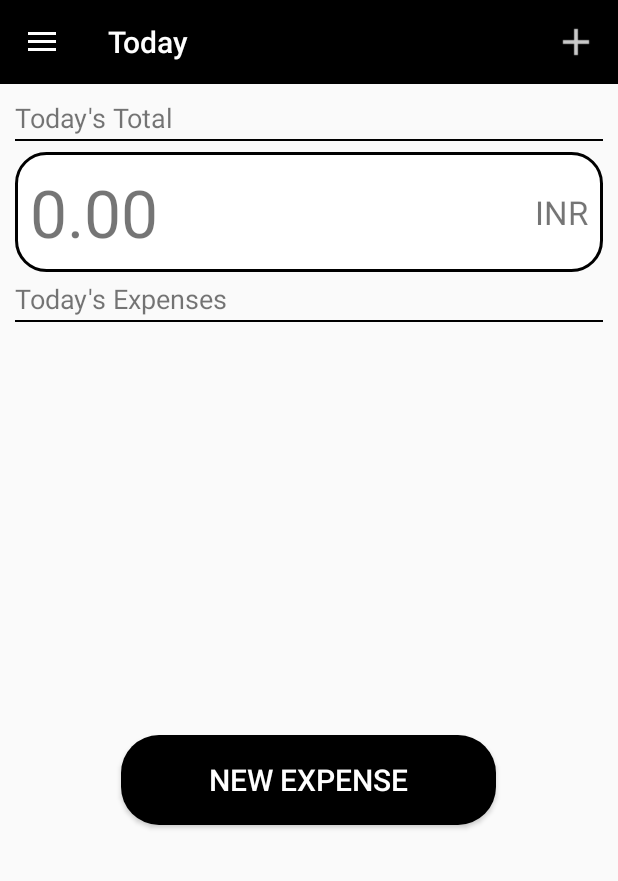
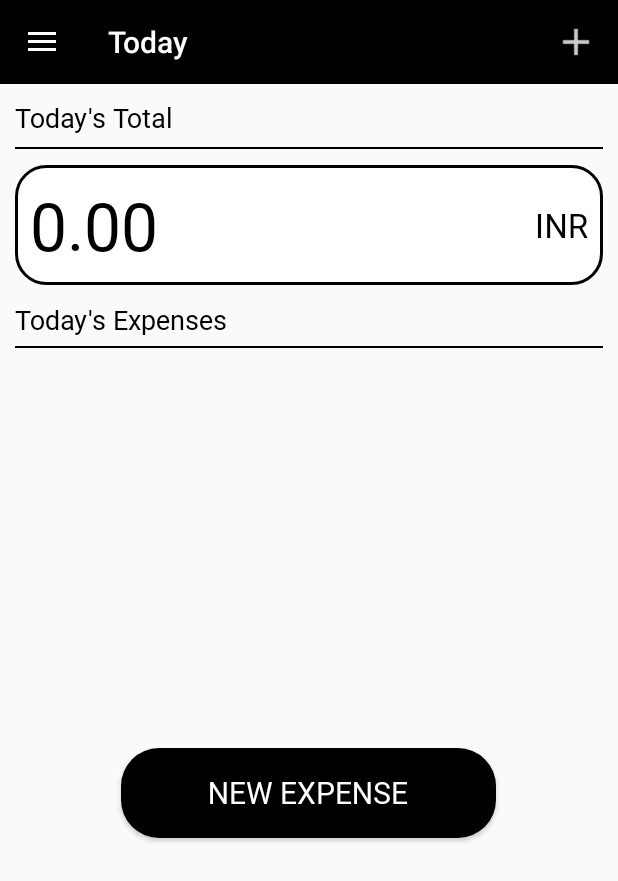
Before and after one commit to sys029/ExpenseManager, an Android app: the screen it shows after launch (MainActivity), on a phone screen of 412 x 824 dp. Shown: the top 881 px of the screen. Run offline under Robolectric (Android 15) with nearby library versions, the phone set to English and light mode, and no system bars; 3 statements that could not run were skipped.

Commit message:
Expense Manager

```diff
--- a/app/src/main/res/layout/category_list_item.xml
+++ b/app/src/main/res/layout/category_list_item.xml
@@ -7,6 +7,8 @@
         android:id="@+id/category_name_list_item"
         android:layout_width="match_parent"
         android:layout_height="wrap_content"
+        android:textColor="@color/colorPrimary"
+        android:fontFamily="@font/poppins_semibold"
         android:layout_alignParentLeft="true"
         android:layout_alignParentStart="true"
         android:padding="10dp"
--- a/app/src/main/res/layout/expense_report_section_header.xml
+++ b/app/src/main/res/layout/expense_report_section_header.xml
@@ -4,6 +4,7 @@
         android:id="@+id/report_expense_header_temp_text_view"
         android:layout_width="match_parent"
         android:layout_height="wrap_content"
+        android:fontFamily="@font/poppins_semibold"
         android:textSize="16sp"
         android:textColor="#ffffff"
         android:background="@color/colorPrimary"
--- a/app/src/main/res/layout/fragment_today.xml
+++ b/app/src/main/res/layout/fragment_today.xml
@@ -16,14 +16,17 @@
             android:layout_marginTop="10dp"
             android:layout_marginLeft="10dp"
             android:layout_marginRight="10dp"
-            android:layout_marginBottom="2dp">
+            android:layout_marginBottom="5dp">
 
             <TextView
                 android:layout_width="match_parent"
                 android:layout_height="wrap_content"
+                android:textColor="@color/colorPrimary"
                 android:layout_marginBottom="2dp"
-                android:textSize="18sp"
-                android:text="@string/today_total" />
+                android:fontFamily="@font/poppins_semibold"
+                android:paddingBottom="5dp"
+                android:text="@string/today_total"
+                android:textSize="18sp" />
 
             <View
                 android:layout_width="match_parent"
@@ -46,6 +49,8 @@
                 android:layout_width="wrap_content"
                 android:layout_height="80dp"
                 android:paddingStart="10dp"
+                android:textColor="@color/colorPrimary"
+                android:fontFamily="@font/poppins_semibold"
                 android:gravity="start|center_vertical"
                 android:textSize="44sp"
                 android:singleLine="true"/>
@@ -54,6 +59,8 @@
                 android:id="@+id/total_expense_currency_text_view"
                 android:layout_width="wrap_content"
                 android:layout_height="80dp"
+                android:fontFamily="@font/poppins_semibold"
+                android:textColor="@color/colorPrimary"
                 android:layout_toEndOf="@id/total_expense_sum_text_view"
                 android:layout_toRightOf="@id/total_expense_sum_text_view"
                 android:gravity="end|center_vertical"
@@ -72,7 +79,7 @@
             android:layout_width="match_parent"
             android:layout_height="wrap_content"
             android:orientation="vertical"
-            android:layout_marginTop="0dp"
+            android:layout_marginTop="5dp"
             android:layout_marginLeft="10dp"
             android:layout_marginRight="10dp"
             android:layout_marginBottom="2dp">
@@ -80,7 +87,9 @@
             <TextView
                 android:layout_width="match_parent"
                 android:layout_height="wrap_content"
-                android:layout_marginBottom="2dp"
+                android:layout_marginBottom="5dp"
+                android:textColor="@color/colorPrimary"
+                android:fontFamily="@font/poppins_semibold"
                 android:textSize="18sp"
                 android:text="@string/today_expenses" />
 
@@ -134,6 +143,7 @@
                 android:layout_width="250dp"
                 android:layout_height="60dp"
                 android:textSize="20dp"
+                android:fontFamily="@font/poppins_semibold"
                 android:textAlignment="center"
                 android:textColor="@color/WhitePrimary"
                 android:background="@drawable/custom_button"
--- a/build.gradle
+++ b/build.gradle
@@ -7,7 +7,7 @@ buildscript {
 
     }
     dependencies {
-        classpath 'com.android.tools.build:gradle:3.5.3'
+        classpath 'com.android.tools.build:gradle:3.6.3'
 
         // NOTE: Do not place your application dependencies here; they belong
         // in the individual module build.gradle files
```
Also changed, not shown: app/src/main/AndroidManifest.xml (+6 -3 lines), app/src/main/res/layout/expense_list_item.xml (+7 -1 lines), app/src/main/res/layout/fragment_category_edit.xml (+6 -2 lines), app/src/main/res/layout/fragment_expense_edit.xml (+6 -3 lines), app/src/main/res/layout/fragment_report.xml (+14 -7 lines), gradle/wrapper/gradle-wrapper.properties.
